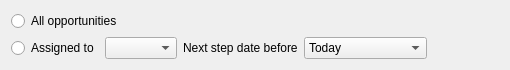
Above: client/src/pages/opportunityfilterwidget.ui from KDAB/FatCRM before the change. Below: the same form after it.
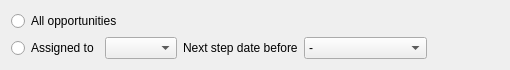
That is the form after the change.

Commit message: filter out opps without a next-call-date except when using '-'  (to hide cruft)

The edit to the form file:
```diff
--- a/client/src/pages/opportunityfilterwidget.ui
+++ b/client/src/pages/opportunityfilterwidget.ui
@@ -42,6 +42,11 @@
      </item>
      <item>
       <widget class="QComboBox" name="cbMaxNextStepDate">
+       <item>
+        <property name="text">
+         <string>-</string>
+        </property>
+       </item>
        <item>
         <property name="text">
          <string>Today</string>
```
Left out of the diff: 5 changed lines with no effect on the pictures. The commit also changes 2 other files.
